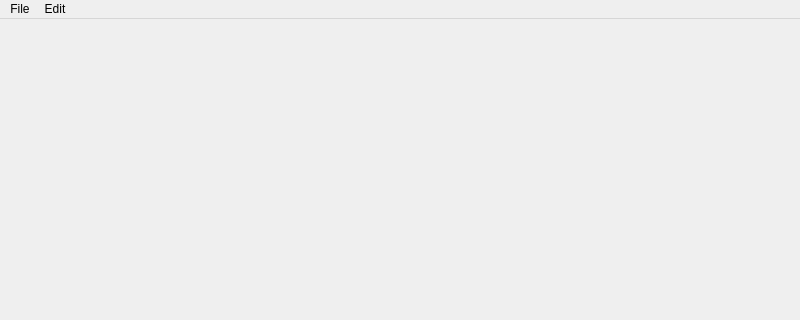
First picture: the form in src/GUIStruktur.ui, repository mweinberger-tgm/GUIStruktur, before the edit; both pictures show x 0 to 800 and y 0 to 320 of the 800 by 600 pixel window.
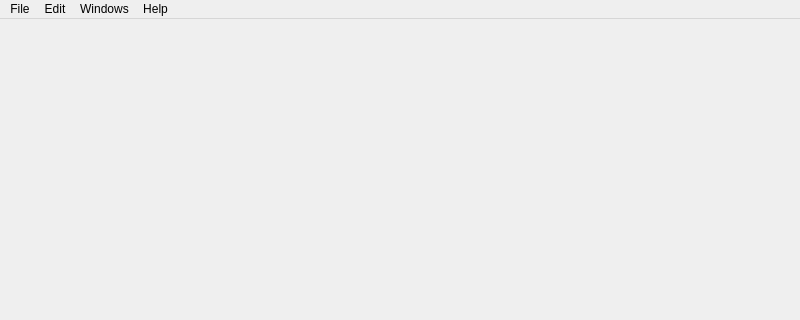
Second picture: the form after the edit.

```diff
--- a/src/GUIStruktur.ui
+++ b/src/GUIStruktur.ui
@@ -32,9 +32,22 @@
     <property name="title">
      <string>Edit</string>
     </property>
+    <addaction name="actionCopy_CS"/>
+   </widget>
+   <widget class="QMenu" name="menuWindows">
+    <property name="title">
+     <string>Windows</string>
+    </property>
+   </widget>
+   <widget class="QMenu" name="menuHelp">
+    <property name="title">
+     <string>Help</string>
+    </property>
    </widget>
    <addaction name="menuFile"/>
    <addaction name="menuEdit"/>
+   <addaction name="menuWindows"/>
+   <addaction name="menuHelp"/>
   </widget>
   <widget class="QStatusBar" name="statusbar"/>
  </widget>
```
Left out of the diff: 58 changed lines with no effect on the pictures.
